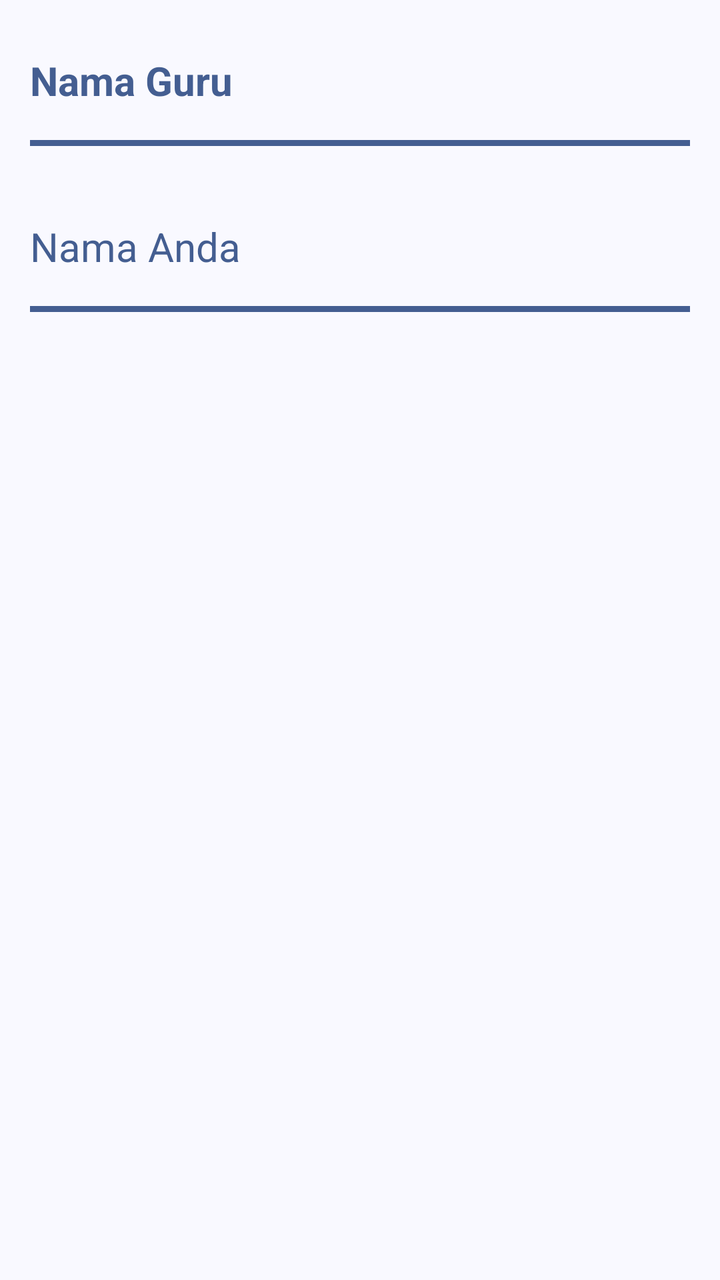
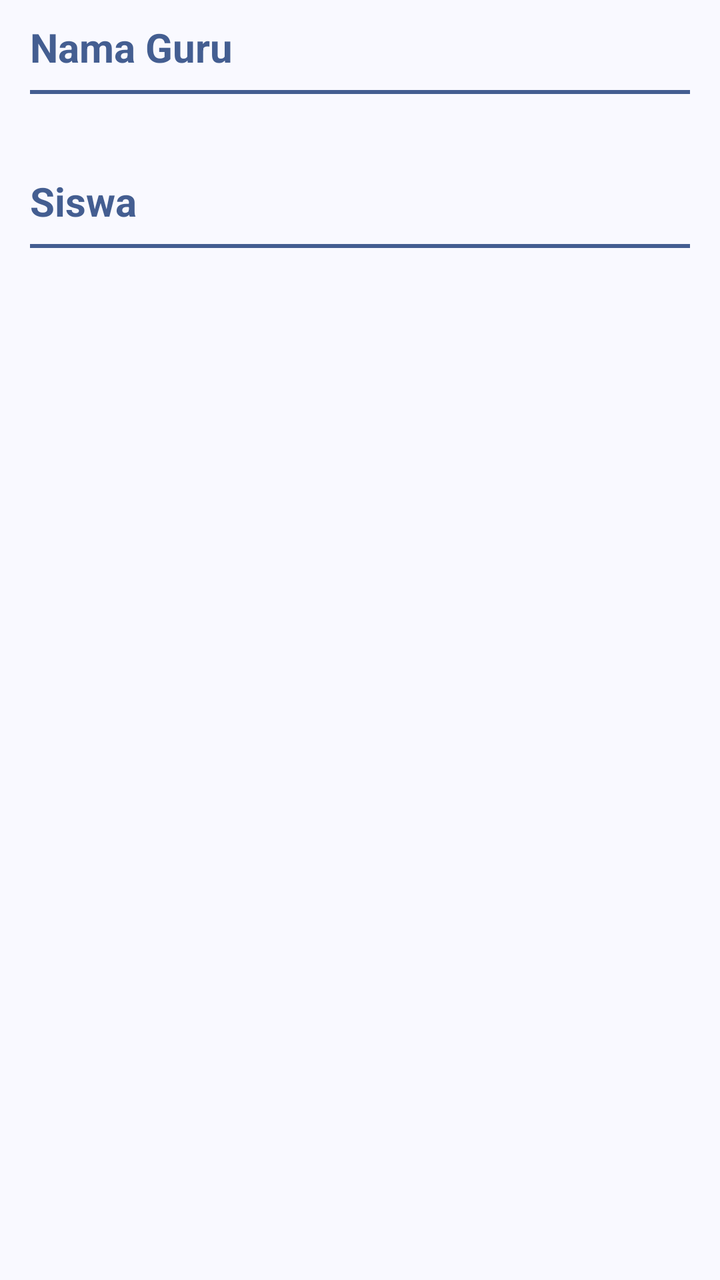

An Android layout rendered at two revisions. The XML below is the earlier revision; the diff shows what the commit changed to produce the second picture.
<!-- AndroidManifest.xml: application theme Theme.StudyConnect -->
<!-- res/layout/fragment_student_list.xml -->
<?xml version="1.0" encoding="utf-8"?>
<LinearLayout xmlns:android="http://schemas.android.com/apk/res/android"
    xmlns:app="http://schemas.android.com/apk/res-auto"
    xmlns:tools="http://schemas.android.com/tools"
    android:layout_width="match_parent"
    android:layout_height="match_parent"
    android:orientation="vertical"
    tools:context=".ui.class_ui.StudentListFragment">

    <ScrollView
        android:layout_width="match_parent"
        android:layout_height="0dp"
        android:layout_weight="1">

        <androidx.constraintlayout.widget.ConstraintLayout
            android:layout_width="match_parent"
            android:layout_height="wrap_content"
            android:paddingTop="10dp"
            android:paddingBottom="100dp">

            <TextView
                android:id="@+id/textView2"
                android:layout_width="wrap_content"
                android:layout_height="wrap_content"
                android:layout_marginStart="15dp"
                android:text="@string/text_nama_guru"
                android:textStyle="bold"
                android:textColor="@color/md_theme_primary"
                android:textSize="20sp"
                app:layout_constraintBottom_toBottomOf="@+id/imageView3"
                app:layout_constraintStart_toStartOf="parent"
                app:layout_constraintTop_toTopOf="@+id/imageView3" />

            <ImageView
                android:id="@+id/imageView3"
                android:layout_width="30dp"
                android:layout_height="30dp"
                android:layout_margin="15dp"
                android:background="@drawable/ic_add"
                android:backgroundTint="@color/md_theme_primary"
                android:contentDescription="@string/text_add"
                android:visibility="invisible"
                app:layout_constraintEnd_toEndOf="parent"
                app:layout_constraintTop_toTopOf="parent" />

            <View
                android:id="@+id/divider1"
                android:layout_width="0dp"
                android:layout_height="3dp"
                android:layout_marginTop="15dp"
                android:background="@color/md_theme_primary"
                app:layout_constraintEnd_toEndOf="@+id/imageView3"
                app:layout_constraintStart_toStartOf="@+id/textView2"
                app:layout_constraintTop_toBottomOf="@id/imageView3" />

            <androidx.recyclerview.widget.RecyclerView
                android:id="@+id/rv_guru_list"
                android:layout_width="match_parent"
                android:layout_height="wrap_content"
                android:padding="10dp"
                app:layout_constraintEnd_toEndOf="parent"
                app:layout_constraintStart_toStartOf="parent"
                app:layout_constraintTop_toBottomOf="@+id/divider1"
                tools:listitem="@layout/item_guru_list" />

            <TextView
                android:id="@+id/textView3"
                android:layout_width="wrap_content"
                android:layout_height="wrap_content"
                android:layout_marginStart="15dp"
                android:text="@string/text_nama_anda"
                android:textColor="@color/md_theme_primary"
                android:textSize="20sp"
                app:layout_constraintBottom_toBottomOf="@+id/imageView4"
                app:layout_constraintStart_toStartOf="parent"
                app:layout_constraintTop_toTopOf="@+id/imageView4" />

            <ImageView
                android:id="@+id/imageView4"
                android:layout_width="30dp"
                android:layout_height="30dp"
                android:layout_margin="15dp"
                android:background="@drawable/ic_add"
                android:backgroundTint="@color/md_theme_primary"
                android:contentDescription="@string/text_add"
                android:visibility="invisible"
                app:layout_constraintEnd_toEndOf="parent"
                app:layout_constraintTop_toBottomOf="@id/rv_guru_list" />

            <View
                android:id="@+id/divider2"
                android:layout_width="0dp"
                android:layout_height="3dp"
                android:layout_marginTop="15dp"
                android:background="@color/md_theme_primary"
                app:layout_constraintEnd_toEndOf="@+id/imageView4"
                app:layout_constraintStart_toStartOf="@+id/textView3"
                app:layout_constraintTop_toBottomOf="@id/imageView4" />

            <androidx.recyclerview.widget.RecyclerView
                android:id="@+id/rv_siswa_list"
                android:layout_width="match_parent"
                android:layout_height="wrap_content"
                android:padding="10dp"
                app:layout_constraintEnd_toEndOf="parent"
                app:layout_constraintStart_toStartOf="parent"
                app:layout_constraintTop_toBottomOf="@+id/divider2"
                tools:listitem="@layout/item_siswa_list" />
        </androidx.constraintlayout.widget.ConstraintLayout>
    </ScrollView>
</LinearLayout>
<!-- res/layout/item_guru_list.xml (included above) -->
<?xml version="1.0" encoding="utf-8"?>
<androidx.constraintlayout.widget.ConstraintLayout xmlns:android="http://schemas.android.com/apk/res/android"
    xmlns:app="http://schemas.android.com/apk/res-auto"
    android:layout_width="match_parent"
    android:layout_height="wrap_content"
    android:layout_marginTop="5dp">

    <com.google.android.material.card.MaterialCardView
        android:id="@+id/materialCardView3"
        android:layout_width="50dp"
        android:layout_height="50dp"
        android:layout_margin="15dp"
        app:cardCornerRadius="50dp"
        app:layout_constraintStart_toStartOf="parent"
        app:layout_constraintTop_toTopOf="parent">

        <ImageView
            android:id="@+id/iv_profile_guru"
            android:layout_width="match_parent"
            android:layout_height="match_parent"
            android:background="@drawable/powder_smoke"
            android:contentDescription="@string/text_profile" />
    </com.google.android.material.card.MaterialCardView>

    <TextView
        android:layout_width="wrap_content"
        android:layout_height="wrap_content"
        android:layout_marginStart="20dp"
        android:text="@string/text_nama_guru"
        app:layout_constraintBottom_toBottomOf="@+id/materialCardView3"
        app:layout_constraintStart_toEndOf="@+id/materialCardView3"
        app:layout_constraintTop_toTopOf="@+id/materialCardView3" />
</androidx.constraintlayout.widget.ConstraintLayout>
<!-- res/layout/item_siswa_list.xml (included above) -->
<?xml version="1.0" encoding="utf-8"?>
<androidx.constraintlayout.widget.ConstraintLayout xmlns:android="http://schemas.android.com/apk/res/android"
    xmlns:app="http://schemas.android.com/apk/res-auto"
    android:layout_width="match_parent"
    android:layout_height="wrap_content"
    android:layout_marginTop="5dp">

    <com.google.android.material.card.MaterialCardView
        android:id="@+id/materialCardView3"
        android:layout_width="50dp"
        android:layout_height="50dp"
        android:layout_margin="15dp"
        app:cardCornerRadius="50dp"
        app:layout_constraintStart_toStartOf="parent"
        app:layout_constraintTop_toTopOf="parent">

        <ImageView
            android:id="@+id/iv_profile_pict"
            android:layout_width="match_parent"
            android:layout_height="match_parent"
            android:background="@drawable/powder_smoke"
            android:contentDescription="@string/text_profile" />
    </com.google.android.material.card.MaterialCardView>

    <TextView
        android:layout_width="wrap_content"
        android:layout_height="wrap_content"
        android:layout_marginStart="20dp"
        android:text="@string/text_nama_anda"
        app:layout_constraintBottom_toBottomOf="@+id/materialCardView3"
        app:layout_constraintStart_toEndOf="@+id/materialCardView3"
        app:layout_constraintTop_toTopOf="@+id/materialCardView3" />

    <ImageView
        android:layout_width="30dp"
        android:layout_height="30dp"
        android:layout_margin="15dp"
        android:background="@drawable/ic_more"
        android:backgroundTint="@color/black"
        android:contentDescription="@string/text_settings"
        app:layout_constraintEnd_toEndOf="parent"
        app:layout_constraintTop_toTopOf="parent" />
</androidx.constraintlayout.widget.ConstraintLayout>
<!-- resources referenced by this layout -->
<resources>
  <color name="black">#FF000000</color>
  <color name="md_theme_primary">#445E91</color>
  <!-- drawable ic_add (drawable) -->
  <vector xmlns:android="http://schemas.android.com/apk/res/android" android:height="24dp" android:tint="#000000" android:viewportHeight="24" android:viewportWidth="24" android:width="24dp">
        
      <path android:fillColor="@android:color/white" android:pathData="M19,13h-6v6h-2v-6H5v-2h6V5h2v6h6v2z"/>
      
  </vector>
  <string name="text_add">Add</string>
  <string name="text_nama_anda">Nama Anda</string>
  <string name="text_nama_guru">Nama Guru</string>
  <string name="text_profile">Profile</string>
  <string name="text_settings">Settings</string>
  <style name="Theme.StudyConnect" parent="Base.Theme.StudyConnect" />
  <color name="white">#FFFFFFFF</color>
  <color name="md_theme_onPrimary">#FFFFFF</color>
  <color name="md_theme_primaryContainer">#D8E2FF</color>
  <color name="md_theme_onPrimaryContainer">#001A42</color>
  <color name="md_theme_secondary">#226A4C</color>
  <color name="md_theme_onSecondary">#FFFFFF</color>
  <color name="md_theme_secondaryContainer">#AAF2CC</color>
  <color name="md_theme_onSecondaryContainer">#002113</color>
  <color name="md_theme_tertiary">#785A0B</color>
  <color name="md_theme_onTertiary">#FFFFFF</color>
  <color name="md_theme_tertiaryContainer">#FFDF9F</color>
  <color name="md_theme_onTertiaryContainer">#261A00</color>
  <color name="md_theme_error">#904A46</color>
  <color name="md_theme_onError">#FFFFFF</color>
  <color name="md_theme_errorContainer">#FFDAD7</color>
  <color name="md_theme_onErrorContainer">#3B0909</color>
  <color name="md_theme_background">#F9F9FF</color>
  <color name="md_theme_onBackground">#1A1B20</color>
  <color name="md_theme_surface">#F8F9FF</color>
  <color name="md_theme_onSurface">#191C20</color>
  <color name="md_theme_surfaceVariant">#E0E2EC</color>
  <color name="md_theme_onSurfaceVariant">#43474E</color>
  <color name="md_theme_outline">#74777F</color>
  <color name="md_theme_outlineVariant">#C4C6CF</color>
  <color name="md_theme_inverseSurface">#2E3135</color>
  <color name="md_theme_inverseOnSurface">#EFF0F7</color>
  <color name="md_theme_inversePrimary">#ADC6FF</color>
  <color name="md_theme_primaryFixed">#D8E2FF</color>
  <color name="md_theme_onPrimaryFixed">#001A42</color>
  <color name="md_theme_primaryFixedDim">#ADC6FF</color>
  <color name="md_theme_onPrimaryFixedVariant">#2B4678</color>
  <color name="md_theme_secondaryFixed">#AAF2CC</color>
  <color name="md_theme_onSecondaryFixed">#002113</color>
  <color name="md_theme_secondaryFixedDim">#8ED5B0</color>
  <color name="md_theme_onSecondaryFixedVariant">#005236</color>
  <color name="md_theme_tertiaryFixed">#FFDF9F</color>
  <color name="md_theme_onTertiaryFixed">#261A00</color>
  <color name="md_theme_tertiaryFixedDim">#E9C16C</color>
  <color name="md_theme_onTertiaryFixedVariant">#5C4300</color>
  <color name="md_theme_surfaceDim">#D8DAE0</color>
  <color name="md_theme_surfaceBright">#F8F9FF</color>
  <color name="md_theme_surfaceContainerLowest">#FFFFFF</color>
  <color name="md_theme_surfaceContainerLow">#F2F3FA</color>
  <color name="md_theme_surfaceContainer">#ECEEF4</color>
  <color name="md_theme_surfaceContainerHigh">#E6E8EE</color>
  <color name="md_theme_surfaceContainerHighest">#E1E2E8</color>
  <!-- unchanged entries left out for length: 3 -->
</resources>

<!-- the commit's change to res/layout/fragment_student_list.xml (unified diff, before → after) -->
@@ -12,101 +12,73 @@
         android:layout_height="0dp"
         android:layout_weight="1">
 
-        <androidx.constraintlayout.widget.ConstraintLayout
+        <LinearLayout
             android:layout_width="match_parent"
             android:layout_height="wrap_content"
+            android:orientation="vertical"
             android:paddingTop="10dp"
             android:paddingBottom="100dp">
 
             <TextView
-                android:id="@+id/textView2"
                 android:layout_width="wrap_content"
                 android:layout_height="wrap_content"
                 android:layout_marginStart="15dp"
                 android:text="@string/text_nama_guru"
-                android:textStyle="bold"
                 android:textColor="@color/md_theme_primary"
                 android:textSize="20sp"
-                app:layout_constraintBottom_toBottomOf="@+id/imageView3"
-                app:layout_constraintStart_toStartOf="parent"
-                app:layout_constraintTop_toTopOf="@+id/imageView3" />
-
-            <ImageView
-                android:id="@+id/imageView3"
-                android:layout_width="30dp"
-                android:layout_height="30dp"
-                android:layout_margin="15dp"
-                android:background="@drawable/ic_add"
-                android:backgroundTint="@color/md_theme_primary"
-                android:contentDescription="@string/text_add"
-                android:visibility="invisible"
-                app:layout_constraintEnd_toEndOf="parent"
-                app:layout_constraintTop_toTopOf="parent" />
+                android:textStyle="bold" />
 
             <View
-                android:id="@+id/divider1"
-                android:layout_width="0dp"
-                android:layout_height="3dp"
-                android:layout_marginTop="15dp"
-                android:background="@color/md_theme_primary"
-                app:layout_constraintEnd_toEndOf="@+id/imageView3"
-                app:layout_constraintStart_toStartOf="@+id/textView2"
-                app:layout_constraintTop_toBottomOf="@id/imageView3" />
+                android:layout_width="match_parent"
+                android:layout_height="2dp"
+                android:layout_marginStart="15dp"
+                android:layout_marginTop="8dp"
+                android:layout_marginEnd="15dp"
+                android:background="@color/md_theme_primary" />
 
             <androidx.recyclerview.widget.RecyclerView
                 android:id="@+id/rv_guru_list"
                 android:layout_width="match_parent"
                 android:layout_height="wrap_content"
                 android:padding="10dp"
-                app:layout_constraintEnd_toEndOf="parent"
-                app:layout_constraintStart_toStartOf="parent"
-                app:layout_constraintTop_toBottomOf="@+id/divider1"
                 tools:listitem="@layout/item_guru_list" />
 
             <TextView
-                android:id="@+id/textView3"
                 android:layout_width="wrap_content"
                 android:layout_height="wrap_content"
                 android:layout_marginStart="15dp"
-                android:text="@string/text_nama_anda"
+                android:layout_marginTop="20dp"
+                android:text="@string/text_nama_siswa"
                 android:textColor="@color/md_theme_primary"
                 android:textSize="20sp"
-                app:layout_constraintBottom_toBottomOf="@+id/imageView4"
-                app:layout_constraintStart_toStartOf="parent"
-                app:layout_constraintTop_toTopOf="@+id/imageView4" />
-
-            <ImageView
-                android:id="@+id/imageView4"
-                android:layout_width="30dp"
-                android:layout_height="30dp"
-                android:layout_margin="15dp"
-                android:background="@drawable/ic_add"
-                android:backgroundTint="@color/md_theme_primary"
-                android:contentDescription="@string/text_add"
-                android:visibility="invisible"
-                app:layout_constraintEnd_toEndOf="parent"
-                app:layout_constraintTop_toBottomOf="@id/rv_guru_list" />
+                android:textStyle="bold" />
 
             <View
-                android:id="@+id/divider2"
-                android:layout_width="0dp"
-                android:layout_height="3dp"
-                android:layout_marginTop="15dp"
-                android:background="@color/md_theme_primary"
-                app:layout_constraintEnd_toEndOf="@+id/imageView4"
-                app:layout_constraintStart_toStartOf="@+id/textView3"
-                app:layout_constraintTop_toBottomOf="@id/imageView4" />
+                android:layout_width="match_parent"
+                android:layout_height="2dp"
+                android:layout_marginStart="15dp"
+                android:layout_marginTop="8dp"
+                android:layout_marginEnd="15dp"
+                android:background="@color/md_theme_primary" />
 
             <androidx.recyclerview.widget.RecyclerView
                 android:id="@+id/rv_siswa_list"
                 android:layout_width="match_parent"
                 android:layout_height="wrap_content"
                 android:padding="10dp"
-                app:layout_constraintEnd_toEndOf="parent"
-                app:layout_constraintStart_toStartOf="parent"
-                app:layout_constraintTop_toBottomOf="@+id/divider2"
                 tools:listitem="@layout/item_siswa_list" />
-        </androidx.constraintlayout.widget.ConstraintLayout>
+
+            <TextView
+                android:id="@+id/tvKosongSiswa"
+                android:layout_width="match_parent"
+                android:layout_height="wrap_content"
+                android:padding="24dp"
+                android:text="@string/text_belum_ada_siswa"
+                android:textAlignment="center"
+                android:textColor="@color/md_theme_onSurfaceVariant"
+                android:visibility="gone" />
+
+        </LinearLayout>
     </ScrollView>
 </LinearLayout>
 <!-- res/layout/item_guru_list.xml (included above) -->
@@ -135,6 +107,7 @@
     </com.google.android.material.card.MaterialCardView>
 
     <TextView
+        android:id="@+id/tvNamaGuru"
         android:layout_width="wrap_content"
         android:layout_height="wrap_content"
         android:layout_marginStart="20dp"
@@ -169,6 +142,7 @@
     </com.google.android.material.card.MaterialCardView>
 
     <TextView
+        android:id="@+id/tvNamaSiswa"
         android:layout_width="wrap_content"
         android:layout_height="wrap_content"
         android:layout_marginStart="20dp"
<!-- resource entries referenced after the edit -->
@@ -2,15 +2,10 @@
 <resources>
   <color name="black">#FF000000</color>
   <color name="md_theme_primary">#445E91</color>
-  <!-- drawable ic_add (drawable) -->
-  <vector xmlns:android="http://schemas.android.com/apk/res/android" android:height="24dp" android:tint="#000000" android:viewportHeight="24" android:viewportWidth="24" android:width="24dp">
-        
-      <path android:fillColor="@android:color/white" android:pathData="M19,13h-6v6h-2v-6H5v-2h6V5h2v6h6v2z"/>
-      
-  </vector>
-  <string name="text_add">Add</string>
+  <string name="text_belum_ada_siswa">Belum ada siswa yang bergabung</string>
   <string name="text_nama_anda">Nama Anda</string>
   <string name="text_nama_guru">Nama Guru</string>
+  <string name="text_nama_siswa">Siswa</string>
   <string name="text_profile">Profile</string>
   <string name="text_settings">Settings</string>
   <style name="Theme.StudyConnect" parent="Base.Theme.StudyConnect" />
